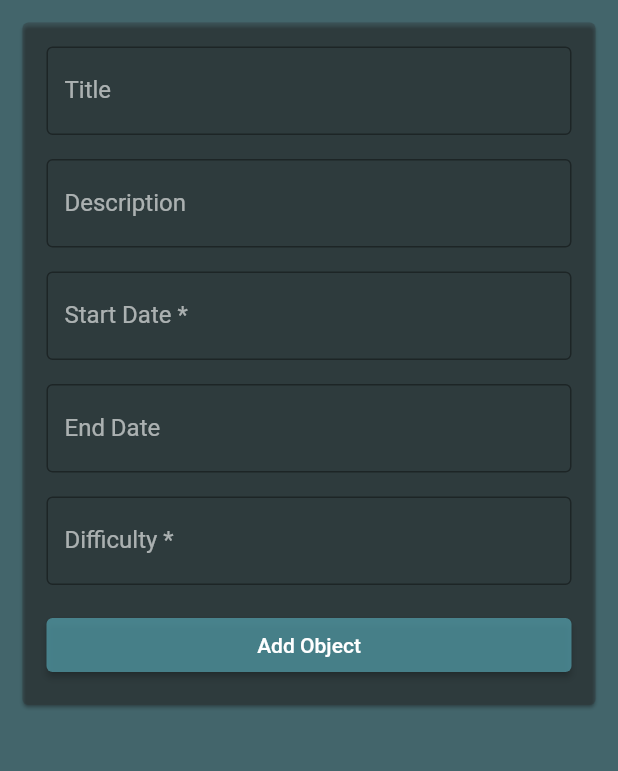
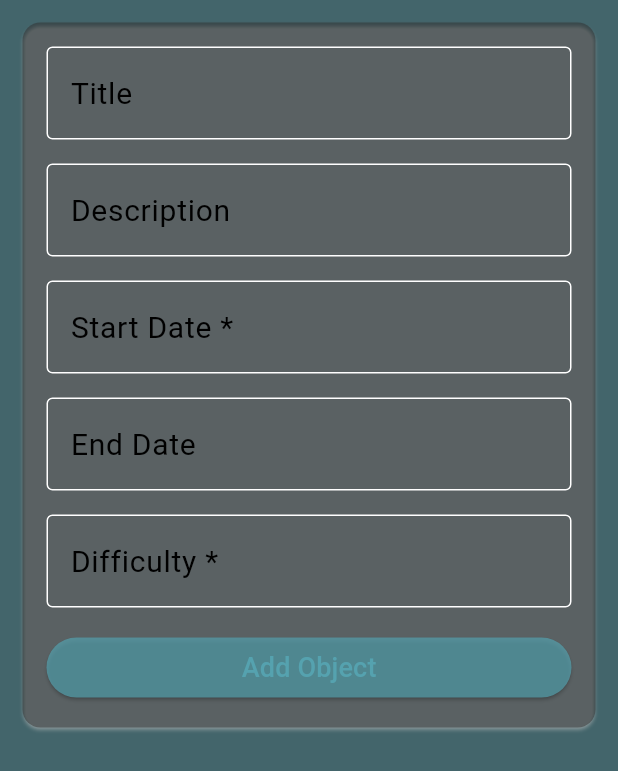
Before and after one commit to Edi013/RemindMe, a Flutter app: the TodoAddScreenContent screen opened directly, on a phone screen of 412 x 824 dp. Shown: the top 771 px of the screen. Run offline on Flutter 3.47's test engine with Material 3 defaults, Android fonts, the phone set to English and light mode, and no system bars; our stand-ins replace auto_route, dio, flutter_markdown, get_it, shared_preferences, sidebarx; missing offline and left inert: jwt_decode_full; accounts and stored records are empty; network calls fail.

Commit message:
still designing

```diff
--- a/remind_me_fe/lib/core/theme/theme_config.dart
+++ b/remind_me_fe/lib/core/theme/theme_config.dart
@@ -7,7 +7,7 @@ const Color bg = Color.fromARGB(255, 85, 162, 175);
 
 const Color lightPrimary = primary; //Color.fromARGB(255, 225, 225, 225);
 const Color lightAccent = accent;
-const Color lightBG = bg; //Color.fromARGB(255, 192, 192, 192);
+const Color lightBG = white; //Color.fromARGB(255, 192, 192, 192);
 
 const Color darkPrimary = smokeAccent;
 const Color darkAccent = smokeWhite;
@@ -29,7 +29,38 @@ final ThemeData lightTheme = ThemeData(
     secondary: lightAccent,
     brightness: Brightness.dark,
   ),
-  useMaterial3: false,
+  useMaterial3: true,
+  primaryTextTheme: const TextTheme(
+    displayLarge:
+        TextStyle(fontSize: kBodyLargeFontSize, color: halfSmokeWhite),
+    displayMedium:
+        TextStyle(fontSize: kBodyMediumFontSize, color: halfSmokeWhite),
+    displaySmall:
+        TextStyle(fontSize: kBodySmallFontSize, color: halfSmokeWhite),
+    bodyLarge: TextStyle(fontSize: kBodyLargeFontSize, color: halfSmokeWhite),
+    bodyMedium: TextStyle(fontSize: kBodyMediumFontSize, color: halfSmokeWhite),
+    bodySmall: TextStyle(fontSize: kBodySmallFontSize, color: halfSmokeWhite),
+    headlineLarge: TextStyle(
+        fontSize: kHeadingLargeFontSize,
+        fontWeight: FontWeight.bold,
+        color: halfSmokeWhite),
+    headlineMedium: TextStyle(
+        fontSize: kHeadingMediumFontSize,
+        fontWeight: FontWeight.bold,
+        color: halfSmokeWhite),
+    headlineSmall: TextStyle(
+        fontSize: kHeadingSmallFontSize,
+        fontWeight: FontWeight.bold,
+        color: halfSmokeWhite),
+    labelLarge: TextStyle(fontSize: kBodyMediumFontSize, color: halfSmokeWhite),
+    labelMedium:
+        TextStyle(fontSize: kBodyMediumFontSize, color: halfSmokeWhite),
+    labelSmall: TextStyle(fontSize: kBodyMediumFontSize, color: halfSmokeWhite),
+    titleLarge: TextStyle(fontSize: kBodyLargeFontSize, color: halfSmokeWhite),
+    titleMedium:
+        TextStyle(fontSize: kBodyMediumFontSize, color: halfSmokeWhite),
+    titleSmall: TextStyle(fontSize: kBodySmallFontSize, color: halfSmokeWhite),
+  ),
   splashColor: lightAccent,
   primaryColor: lightPrimary,
   scaffoldBackgroundColor: smokeAccent,
@@ -61,6 +92,14 @@ final ThemeData lightTheme = ThemeData(
         fontSize: kHeadingSmallFontSize,
         fontWeight: FontWeight.bold,
         color: halfSmokeWhite),
+    labelLarge: TextStyle(fontSize: kBodyMediumFontSize, color: halfSmokeWhite),
+    labelMedium:
+        TextStyle(fontSize: kBodyMediumFontSize, color: halfSmokeWhite),
+    labelSmall: TextStyle(fontSize: kBodyMediumFontSize, color: halfSmokeWhite),
+    titleLarge: TextStyle(fontSize: kBodyLargeFontSize, color: halfSmokeWhite),
+    titleMedium:
+        TextStyle(fontSize: kBodyMediumFontSize, color: halfSmokeWhite),
+    titleSmall: TextStyle(fontSize: kBodySmallFontSize, color: halfSmokeWhite),
   ),
   elevatedButtonTheme: ElevatedButtonThemeData(
     style: ButtonStyle(
@@ -77,9 +116,9 @@ final ThemeData lightTheme = ThemeData(
     ),
   ),
   cardTheme: CardTheme(
-    color: darkBG.withOpacity(0.3),
+    color: darkBG.withOpacity(0.5),
     margin: const EdgeInsets.all(15),
-    shadowColor: grey,
+    shadowColor: white,
   ),
   checkboxTheme: CheckboxThemeData(
     checkColor: MaterialStateProperty.all<Color>(
@@ -105,7 +144,7 @@ final ThemeData darkTheme = ThemeData(
   colorScheme: ColorScheme.fromSwatch().copyWith(
     primary: darkPrimary,
     onBackground: darkBG,
-    secondary: smokeAccent, //darkAccent,
+    secondary: smokeAccent,
     brightness: Brightness.dark,
   ),
   useMaterial3: false,
@@ -153,11 +192,8 @@ final ThemeData darkTheme = ThemeData(
     ),
   ),
   cardTheme: CardTheme(
-    color: darkBG.withOpacity(0.4),
+    color: darkBG.withOpacity(0.3),
     margin: const EdgeInsets.all(15),
-    // sa punem shadowul asta pe light
-    //shadowColor: white,
-    //clipBehavior: Clip.antiAlias,
   ),
   checkboxTheme: CheckboxThemeData(
     checkColor: MaterialStateProperty.all<Color>(
--- a/remind_me_fe/lib/features/authentication/presentation/screens/login_screen.dart
+++ b/remind_me_fe/lib/features/authentication/presentation/screens/login_screen.dart
@@ -118,8 +118,10 @@ class LoginCard extends StatelessWidget {
                         onPressed: () {
                           AutoRouter.of(context).push(const RegisterRoute());
                         },
-                        child:
-                            const Text("Don't have an accout ? Register now ."),
+                        child: const Text(
+                          "Don't have an accout ? Register now .",
+                          style: TextStyle(color: white),
+                        ),
                       )
                     ],
                   ),
--- a/remind_me_fe/lib/features/home/presentation/change_startup_screen.dart
+++ b/remind_me_fe/lib/features/home/presentation/change_startup_screen.dart
@@ -38,7 +38,7 @@ class ChangeStartupScreenContent extends StatelessWidget {
               const Text(
                 'Select your startup screen.',
                 style: TextStyle(
-                  fontSize: kFontSize,
+                  fontSize: kHeadingMediumFontSize,
                   color: white,
                 ),
               ),
--- a/remind_me_fe/lib/features/todos/presentation/widgets/todo_list_builder_widget.dart
+++ b/remind_me_fe/lib/features/todos/presentation/widgets/todo_list_builder_widget.dart
@@ -114,8 +114,11 @@ Scaffold buildListFromTodos(BuildContext context, String todoListName) {
                               mainAxisAlignment: MainAxisAlignment.start,
                               crossAxisAlignment: CrossAxisAlignment.start,
                               children: [
+                                const Divider(),
                                 _buildRichTextForDescription(context,
                                     'Description: \n', todo.description),
+                                const Divider(),
+
                                 _buildLineSeparator(),
                                 _buildRichTextForField(
                                     context: context,
```
Also changed, not shown: remind_me_fe/lib/features/authentication/presentation/screens/logout_screen.dart (+3 -4 lines), remind_me_fe/lib/features/theme/presentation/screens/theme_screen.dart (+13 -17 lines).
